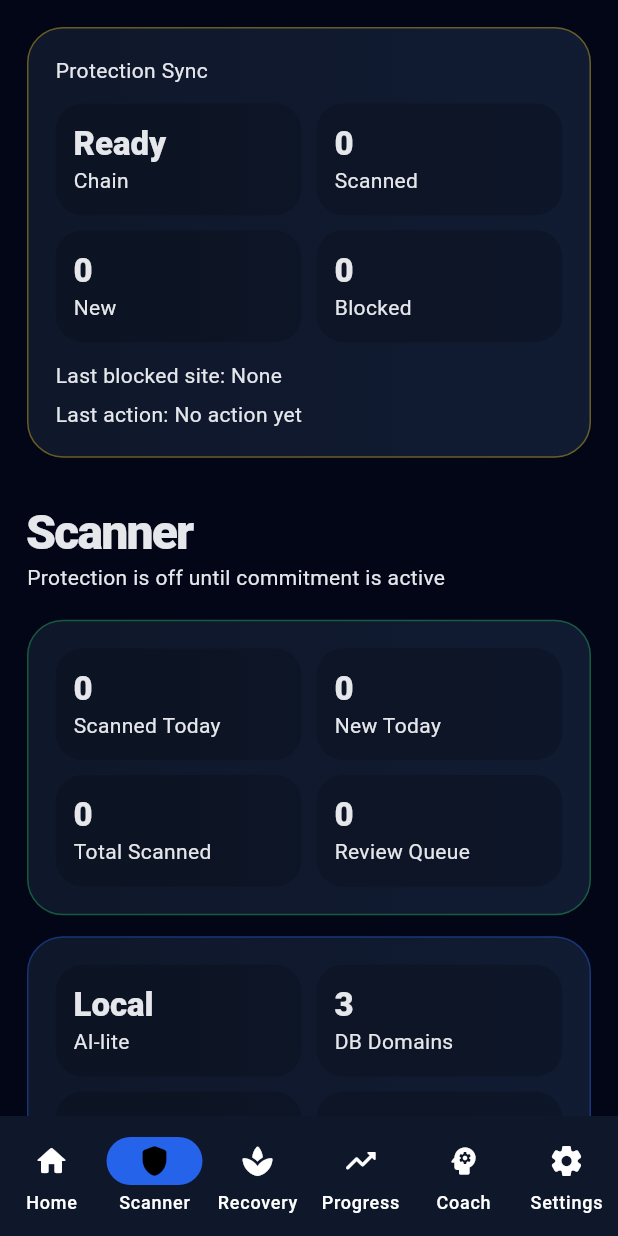
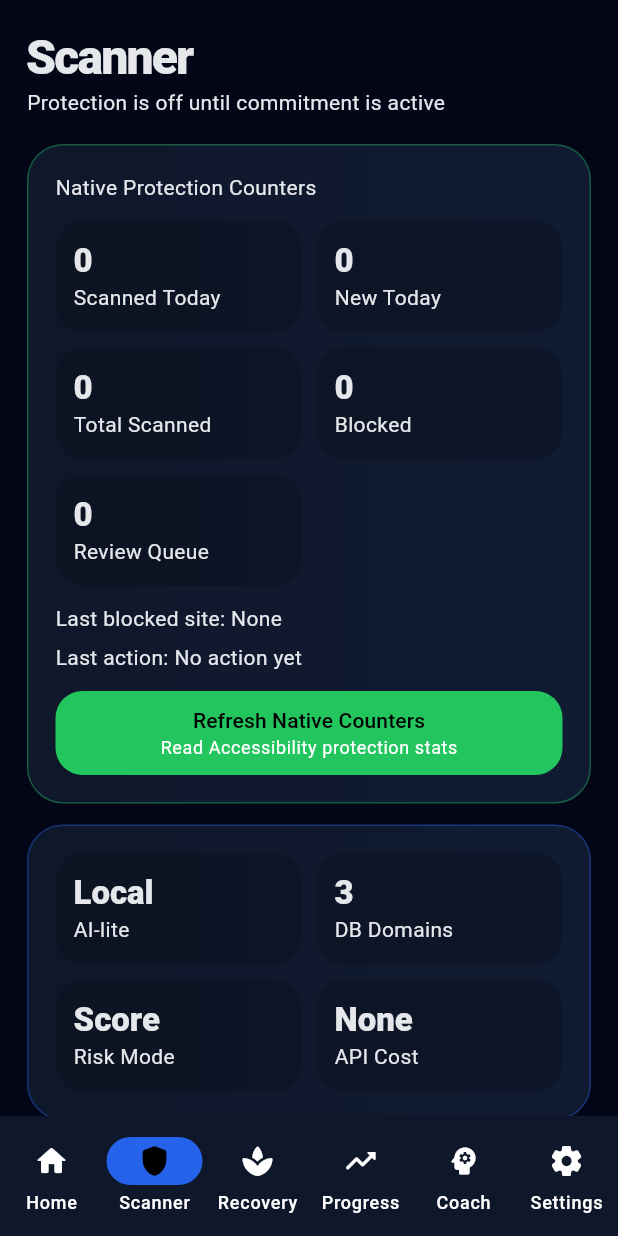
Before and after one commit to kgauwelotshidiso-sketch/focus-shield-2, a Flutter app: the screen it shows after launch, item 2 of the bottom bar chosen, on a phone screen of 412 x 824 dp. Run offline on Flutter 3.47's test engine with Material 3 defaults, Android fonts, the phone set to English and light mode, and no system bars; our stand-ins replace sqflite; accounts and stored records are empty.

Commit message:
Phase 6F merge native counters into main app cards

```diff
--- a/focus_shield_android/lib/presentation/screens/progress_screen.dart
+++ b/focus_shield_android/lib/presentation/screens/progress_screen.dart
@@ -1,10 +1,11 @@
 import 'package:flutter/material.dart';
+
 import '../../core/theme/app_theme.dart';
 import '../../domain/models/focus_shield_state.dart';
 import '../widgets/action_button.dart';
+import '../widgets/native_protection_counters_card.dart';
 import '../widgets/shield_card.dart';
 import '../widgets/stat_grid.dart';
-import '../widgets/protection_chain_status_card.dart';
 
 class ProgressScreen extends StatelessWidget {
   const ProgressScreen({
@@ -33,9 +34,6 @@ class ProgressScreen extends StatelessWidget {
     return ListView(
       padding: const EdgeInsets.all(18),
       children: [
-        const ProtectionChainStatusCard(compact: true, showControls: false),
-        const SizedBox(height: 16),
-
         Text('Progress', style: Theme.of(context).textTheme.headlineLarge),
         const Text('XP, streaks, badges, wins'),
         const SizedBox(height: 18),
@@ -67,18 +65,12 @@ class ProgressScreen extends StatelessWidget {
             },
           ),
         ),
-        ShieldCard(
-          borderColor: AppTheme.primary,
-          child: StatGrid(
-            items: {
-              'Scanned Today': '${state.websitesScannedToday}',
-              'New Today': '${state.newWebsitesScannedToday}',
-              'Total Scanned': '${state.totalWebsitesScanned}',
-              'Commitment': state.commitmentSet
-                  ? '${state.commitmentDaysRemaining} days left'
-                  : 'Not set',
-            },
-          ),
+        NativeProtectionCountersCard(
+          title: 'Native Protection Counters',
+          commitmentLabel: state.commitmentSet
+              ? '${state.commitmentDaysRemaining} days left'
+              : 'Not set',
+          showControls: true,
         ),
         ShieldCard(
           child: Column(
--- a/focus_shield_android/lib/presentation/screens/scanner_screen.dart
+++ b/focus_shield_android/lib/presentation/screens/scanner_screen.dart
@@ -5,9 +5,9 @@ import '../../domain/models/blocked_domain.dart';
 import '../../domain/models/focus_shield_state.dart';
 import '../../domain/services/protection_engine.dart';
 import '../widgets/action_button.dart';
+import '../widgets/native_protection_counters_card.dart';
 import '../widgets/shield_card.dart';
 import '../widgets/stat_grid.dart';
-import '../widgets/protection_chain_status_card.dart';
 
 class ScannerScreen extends StatefulWidget {
   const ScannerScreen({
@@ -30,7 +30,6 @@ class ScannerScreen extends StatefulWidget {
 class _ScannerScreenState extends State<ScannerScreen> {
   final _controller = TextEditingController();
   final List<ProtectionDecision> _unknownReviewQueue = <ProtectionDecision>[];
-
   ProtectionDecision? _decision;
 
   void _scan(String value) {
@@ -96,9 +95,6 @@ class _ScannerScreenState extends State<ScannerScreen> {
     return ListView(
       padding: const EdgeInsets.all(18),
       children: [
-        const ProtectionChainStatusCard(compact: true, showControls: false),
-        const SizedBox(height: 16),
-
         Text('Scanner', style: Theme.of(context).textTheme.headlineLarge),
         Text(
           widget.protectionEnabled
@@ -106,16 +102,10 @@ class _ScannerScreenState extends State<ScannerScreen> {
               : 'Protection is off until commitment is active',
         ),
         const SizedBox(height: 18),
-        ShieldCard(
-          borderColor: AppTheme.primary,
-          child: StatGrid(
-            items: {
-              'Scanned Today': '${widget.state.websitesScannedToday}',
-              'New Today': '${widget.state.newWebsitesScannedToday}',
-              'Total Scanned': '${widget.state.totalWebsitesScanned}',
-              'Review Queue': '${_unknownReviewQueue.length}',
-            },
-          ),
+        NativeProtectionCountersCard(
+          title: 'Native Protection Counters',
+          reviewQueueCount: _unknownReviewQueue.length,
+          showControls: true,
         ),
         ShieldCard(
           borderColor: AppTheme.secondary,
@@ -245,13 +235,7 @@ class _ScannerScreenState extends State<ScannerScreen> {
         ShieldCard(
           borderColor: AppTheme.secondary,
           child: const Text(
-            'Phase 5 is local-only. No paid API, no cloud dependency, and no VPN route changes.',
-          ),
-        ),
-        ShieldCard(
-          borderColor: AppTheme.primary,
-          child: const Text(
-            'Native Accessibility counters are shown above through Protection Chain Status.',
+            'Manual scanner remains available for testing. Real scanned, new, total, and blocked counters now come from native Accessibility detection.',
           ),
         ),
       ],
--- /dev/null
+++ b/focus_shield_android/lib/presentation/widgets/native_protection_counters_card.dart
@@ -0,0 +1,199 @@
+import 'package:flutter/material.dart';
+
+import '../../core/theme/app_theme.dart';
+import '../../platform/protection_channel.dart';
+import 'action_button.dart';
+import 'shield_card.dart';
+import 'stat_grid.dart';
+
+class NativeProtectionCountersCard extends StatefulWidget {
+  const NativeProtectionCountersCard({
+    super.key,
+    required this.title,
+    this.reviewQueueCount,
+    this.commitmentLabel,
+    this.showControls = false,
+  });
+
+  final String title;
+  final int? reviewQueueCount;
+  final String? commitmentLabel;
+  final bool showControls;
+
+  @override
+  State<NativeProtectionCountersCard> createState() =>
+      _NativeProtectionCountersCardState();
+}
+
+class _NativeProtectionCountersCardState
+    extends State<NativeProtectionCountersCard> {
+  final ProtectionChannel _channel = ProtectionChannel();
+
+  Map<String, dynamic> _status = <String, dynamic>{};
+  bool _loading = true;
+
+  @override
+  void initState() {
+    super.initState();
+    _refresh();
+  }
+
+  Future<void> _refresh() async {
+    final status = await _channel.accessibilityDetectionStatus();
+
+    if (!mounted) return;
+
+    setState(() {
+      _status = status;
+      _loading = false;
+    });
+  }
+
+  String _value(String key, {String fallback = '0'}) {
+    final raw = _status[key];
+
+    if (raw == null) return fallback;
+
+    final clean = raw.toString().trim();
+
+    if (clean.isEmpty) return fallback;
+
+    return clean;
+  }
+
+  bool get _hasBlocked {
+    return _value('lastDecision', fallback: '').toLowerCase() == 'blocked';
+  }
+
+  Color get _borderColor {
+    if (_hasBlocked) return AppTheme.danger;
+    if (_loading) return AppTheme.warning;
+    return AppTheme.primary;
+  }
+
+  @override
+  Widget build(BuildContext context) {
+    final items = <String, String>{
+      'Scanned Today': _loading ? 'Loading' : _value('websitesScanned'),
+      'New Today': _loading ? 'Loading' : _value('newWebsitesScanned'),
+      'Total Scanned': _loading ? 'Loading' : _value('websitesScanned'),
+      'Blocked': _loading ? 'Loading' : _value('blockedDetections'),
+    };
+
+    if (widget.reviewQueueCount != null) {
+      items['Review Queue'] = '${widget.reviewQueueCount}';
+    }
+
+    if (widget.commitmentLabel != null) {
+      items['Commitment'] = widget.commitmentLabel!;
+    }
+
+    return ShieldCard(
+      borderColor: _borderColor,
+      child: Column(
+        crossAxisAlignment: CrossAxisAlignment.start,
+        children: [
+          Text(widget.title),
+          const SizedBox(height: 12),
+          StatGrid(items: items),
+          const SizedBox(height: 12),
+          Text('Last blocked site: ${_value('lastDomain', fallback: 'None')}'),
+          const SizedBox(height: 6),
+          Text(
+            'Last action: ${_value('lastAction', fallback: 'No action yet')}',
+          ),
+          if (widget.showControls) ...[
+            const SizedBox(height: 12),
+            ActionButton(
+              label: 'Refresh Native Counters',
+              subtitle: 'Read Accessibility protection stats',
+              onPressed: _refresh,
+            ),
+          ],
+        ],
+      ),
+    );
+  }
+}
+
+class NativeHomeProtectionSummaryCard extends StatefulWidget {
+  const NativeHomeProtectionSummaryCard({
+    super.key,
+    required this.commitmentLabel,
+    required this.daysLeftLabel,
+  });
+
+  final String commitmentLabel;
+  final String daysLeftLabel;
+
+  @override
+  State<NativeHomeProtectionSummaryCard> createState() =>
+      _NativeHomeProtectionSummaryCardState();
+}
+
+class _NativeHomeProtectionSummaryCardState
+    extends State<NativeHomeProtectionSummaryCard> {
+  final ProtectionChannel _channel = ProtectionChannel();
+
+  Map<String, dynamic> _status = <String, dynamic>{};
+  bool _loading = true;
+
+  @override
+  void initState() {
+    super.initState();
+    _refresh();
+  }
+
+  Future<void> _refresh() async {
+    final status = await _channel.accessibilityDetectionStatus();
+
+    if (!mounted) return;
+
+    setState(() {
+      _status = status;
+      _loading = false;
+    });
+  }
+
+  String _value(String key, {String fallback = '0'}) {
+    final raw = _status[key];
+
+    if (raw == null) return fallback;
+
+    final clean = raw.toString().trim();
+
+    if (clean.isEmpty) return fallback;
+
+    return clean;
+  }
+
+  bool get _hasBlocked {
+    return _value('lastDecision', fallback: '').toLowerCase() == 'blocked';
+  }
+
+  @override
+  Widget build(BuildContext context) {
+    return ShieldCard(
+      borderColor: _hasBlocked ? AppTheme.danger : AppTheme.primary,
+      child: Column(
+        crossAxisAlignment: CrossAxisAlignment.start,
+        children: [
+          StatGrid(
+            items: {
+              'Commitment': widget.commitmentLabel,
+              'Days Left': widget.daysLeftLabel,
+              'Scanned Today': _loading ? 'Loading' : _value('websitesScanned'),
+              'New Sites': _loading ? 'Loading' : _value('newWebsitesScanned'),
+              'Blocked': _loading ? 'Loading' : _value('blockedDetections'),
+              'Native DB': _loading
+                  ? 'Loading'
+                  : _value('nativeBlocklistDomains'),
+            },
+          ),
+          const SizedBox(height: 12),
+          Text('Last blocked site: ${_value('lastDomain', fallback: 'None')}'),
+        ],
+      ),
+    );
+  }
+}
```
Also changed, not shown: focus_shield_android/lib/presentation/screens/home_screen.dart (+7 -10 lines), 1 other file.
